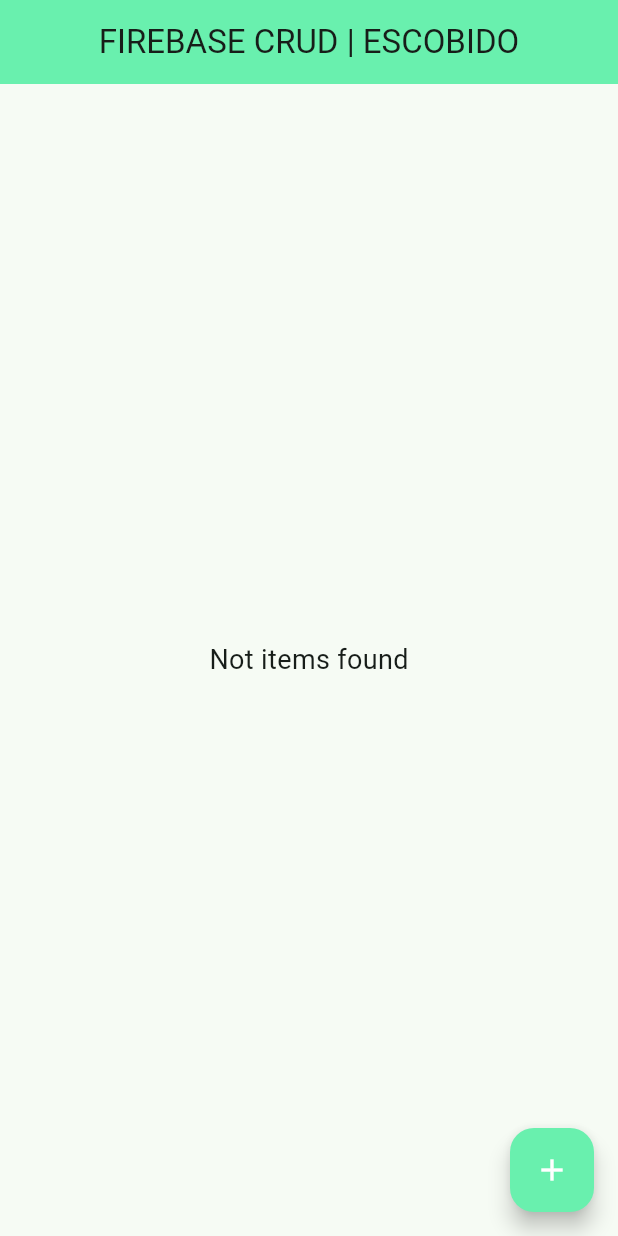
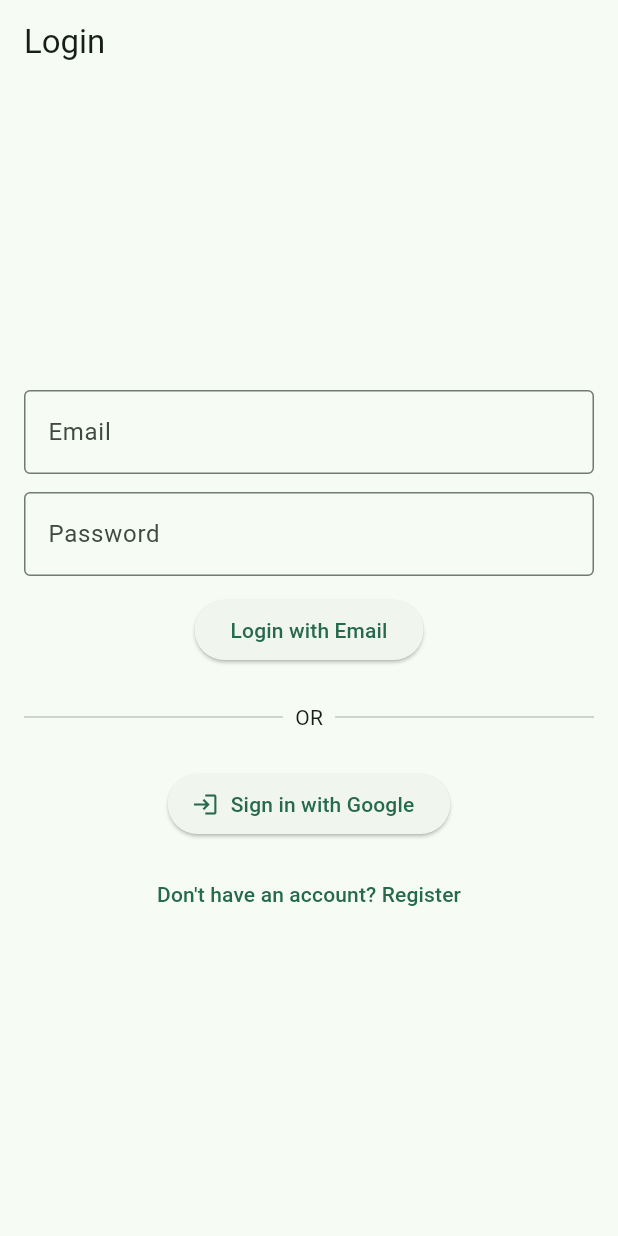
Before and after one commit to Giedel/firebase_utilization, a Flutter app: the screen it shows after launch, on a phone screen of 412 x 824 dp. Run offline on Flutter 3.47's test engine with Material 3 defaults, Android fonts, the phone set to English and light mode, and no system bars; our stand-ins replace cloud_firestore, firebase_auth, firebase_core, google_sign_in; accounts and stored records are empty.

Commit message:
Refactor AuthService and add Register page with email/password functionality

```diff
--- a/lib/auth_service.dart
+++ b/lib/auth_service.dart
@@ -1,10 +1,10 @@
 import 'package:firebase_auth/firebase_auth.dart';
 import 'package:google_sign_in/google_sign_in.dart';
-import 'package:flutter/foundation.dart';
+import 'package:flutter/foundation.dart' show kIsWeb;
 
 class AuthService {
     final FirebaseAuth _auth = FirebaseAuth.instance;
-    final GoogleSignIn _googleSignIn = kIsWeb ? null : GoogleSignIn();
+    final GoogleSignIn? _googleSignIn = kIsWeb ? null : GoogleSignIn.instance;
 
     //GOOGLE SIGN IN
     Future<User?> signInWithGoogle() async {
@@ -33,9 +33,9 @@
     }
 
     // EMAIL/PASSWORD REGISTER
-    Future<User!> registerWithEmail(String email, String password) async {
+    Future<User?> registerWithEmail(String email, String password) async {
         try {
-            final userCredential - await _auth.createUserWithEmailAndPassword(
+            final userCredential = await _auth.createUserWithEmailAndPassword(
                 email: email,
                 password: password
             );
--- /dev/null
+++ b/lib/login.dart
@@ -0,0 +1,124 @@
+import 'package:firebase_utilization/auth_service.dart';
+import 'package:firebase_utilization/home_page.dart';
+import 'package:firebase_utilization/register.dart';
+import 'package:flutter/material.dart';
+import 'package:flutter/widgets.dart';
+
+class LoginPage extends StatefulWidget {
+  @override
+  _LoginPageState createState() => _LoginPageState();
+}
+
+class _LoginPageState extends State<LoginPage> {
+  final AuthService auth = AuthService();
+  final TextEditingController emailCtrl = TextEditingController();
+  final TextEditingController passwordCtrl = TextEditingController();
+  bool loading = false;
+
+  @override
+  Widget build(BuildContext context) {
+    return Scaffold(
+      appBar: AppBar(
+        title: Text('Login'),
+      ),
+      body: Center(
+        child: SingleChildScrollView(
+          padding: EdgeInsets.all(16.0),
+          child: Column(
+            mainAxisSize: MainAxisSize.min,
+            children: [
+              // Email Login
+              TextField(
+                controller: emailCtrl,
+                decoration: InputDecoration(
+                  labelText: 'Email',
+                  border: OutlineInputBorder(),
+                ),
+              ),
+              SizedBox(height: 12.0),
+              TextField(
+                controller: passwordCtrl,
+                obscureText: true,
+                decoration: InputDecoration(
+                  labelText: 'Password',
+                  border: OutlineInputBorder(),
+                ),
+              ),
+              SizedBox(height: 12.0),
+              ElevatedButton(
+                child: loading ? CircularProgressIndicator(color: Colors.white) : Text('Login with Email'),
+                onPressed: () async {
+                  setState(() => loading = true);
+                  final user = await auth.signInWIthEmail(
+                    emailCtrl.text,
+                    passwordCtrl.text
+                  );
+                  setState(() => loading = false);
+
+                  if (user != null) {
+                    if (!user.emailVerified) {
+                      ScaffoldMessenger.of(context).showSnackBar(
+                        SnackBar(content: Text('Please verify your email before logging in.')),
+                      );
+                    } else {
+                      Navigator.pushReplacement(
+                        context,
+                        MaterialPageRoute(builder: (_) => HomePage()),
+                      );
+                    }
+                  } else {
+                    ScaffoldMessenger.of(context).showSnackBar(
+                      SnackBar(content: Text('Invalid Email or Password')),
+                    );
+                  }
+                },
+              ),
+              SizedBox(height: 24.0),
+              Row(
+                children: [
+                  Expanded(child: Divider()),
+                  Padding(
+                    padding: EdgeInsets.symmetric(horizontal: 8.0),
+                    child: Text('OR'),
+                  ),
+                  Expanded(child: Divider()),
+                ],
+              ),
+              SizedBox(height: 24.0),
+              ElevatedButton.icon(
+                icon: Icon(Icons.login),
+                label: Text('Sign in with Google'),
+                onPressed: () async {
+                  setState(() => loading = true);
+                  final user = await auth.signInWithGoogle();
+                  setState(() => loading = false);
+
+                  if (user != null) {
+                    Navigator.pushReplacement(
+                      context,
+                      MaterialPageRoute(builder: (_) => HomePage()),
+                    );
+                  } else {
+                    ScaffoldMessenger.of(context).showSnackBar(
+                      SnackBar(content: Text('Something went wrong!')),
+                    );
+                  }
+                },
+              ),
+              SizedBox(height: 12.0),
+              TextButton(
+                child: Text("Don't have an account? Register"),
+                onPressed: () {
+                  Navigator.push(
+                    context,
+                    MaterialPageRoute(builder: (_) => RegisterPage()),
+                  );
+                },
+              ),
+            ],
+          ),
+        ),
+      ),
+    );
+  }
+}
--- a/lib/main.dart
+++ b/lib/main.dart
@@ -1,6 +1,8 @@
 import 'package:firebase_core/firebase_core.dart';
+import 'package:firebase_utilization/auth_service.dart';
 import 'package:firebase_utilization/firebase_options.dart';
 import 'package:firebase_utilization/home_page.dart';
+import 'package:firebase_utilization/login.dart';
 import 'package:flutter/material.dart';
 
 void main() async {
@@ -24,7 +26,20 @@
       theme: ThemeData(
         colorScheme: .fromSeed(seedColor: Colors.greenAccent.shade200),
       ),
-      home: HomePage(),
+      home: StreamBuilder(
+        stream: AuthService().userStream,
+        builder: (context, snapshot) {
+          if (snapshot.connectionState == ConnectionState.waiting) {
+            return const Scaffold(
+              body: Center(child: CircularProgressIndicator()),
+            );
+          } else if (snapshot.hasData) {
+            return HomePage();
+          } else {
+            return LoginPage();
+          }
+        }
+      )
     );
   }
 }
--- a/pubspec.yaml
+++ b/pubspec.yaml
@@ -34,6 +34,7 @@
   firebase_core: ^4.11.0
   cloud_firestore: ^6.6.0
   google_sign_in: ^7.2.0
+  firebase_auth: ^6.5.4
 
   # The following adds the Cupertino Icons font to your application.
   # Use with the CupertinoIcons class for iOS style icons.
```
Also changed, not shown: lib/home_page.dart (+14 -0 lines), lib/register.dart (+99 -1 lines), pubspec.lock.
